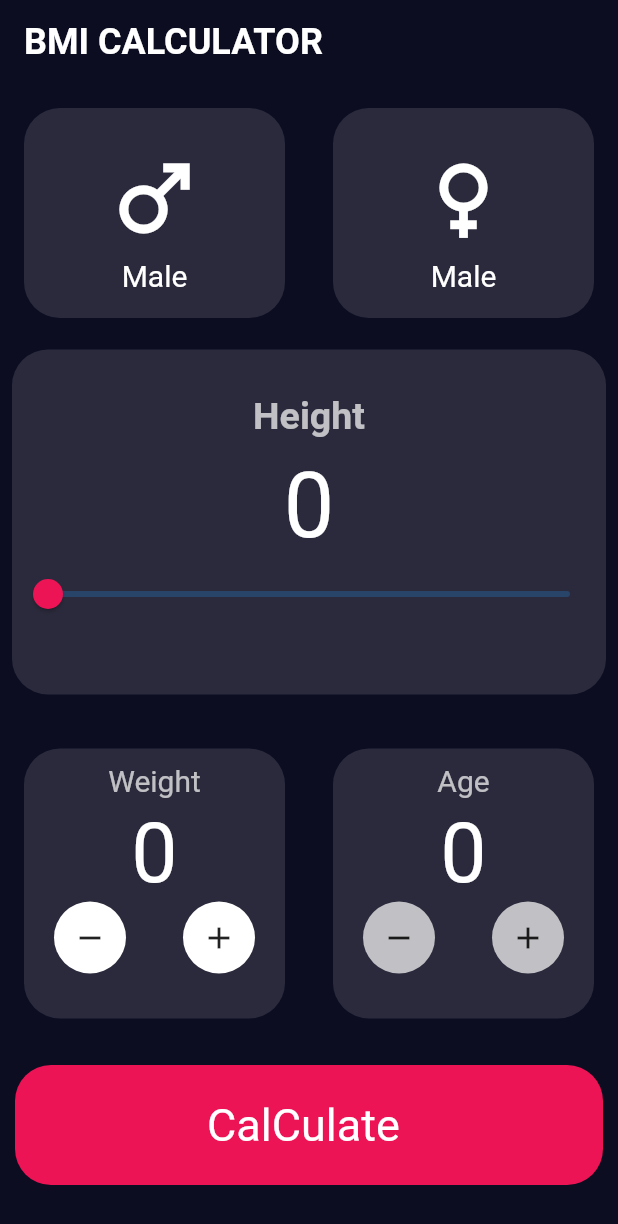
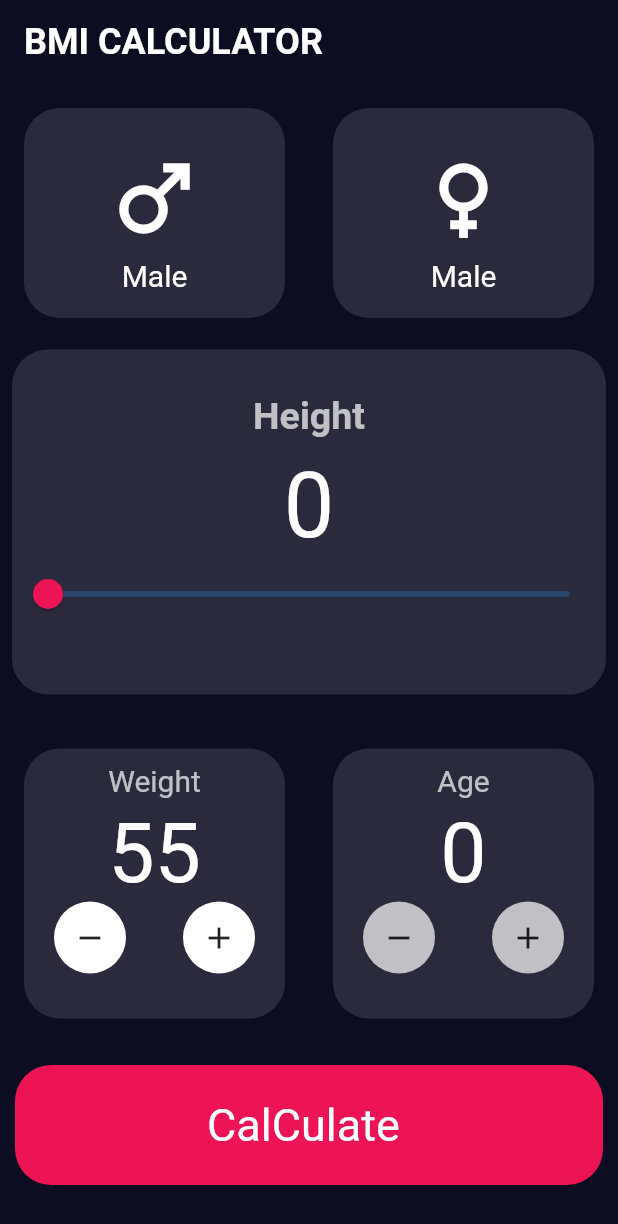
Before and after one commit to shadymohamed532001/Bmi-CalCultor, a Flutter app: the screen it shows after launch, on a phone screen of 412 x 824 dp. Shown: the top 1224 px of the screen. Run offline on Flutter 3.47's test engine with Material 2 defaults, Android fonts, the light colour scheme and no system bars.

Commit message:
Bmi CalCultoerrr

```diff
--- a/lib/Views/Bmi_Screan.dart
+++ b/lib/Views/Bmi_Screan.dart
@@ -1,3 +1,4 @@
+
 import 'package:flutter/material.dart';
 
 class Bmi_Screan extends StatefulWidget {
@@ -9,8 +10,9 @@ class Bmi_Screan extends StatefulWidget {
 
 class _Bmi_ScreanState extends State<Bmi_Screan> {
   double Hight = 0;
-  int Wight  = 0;
+  int Wight = 55;
   int Age = 0;
+  double ? Result ;
   @override
   Widget build(BuildContext context) {
     return Scaffold(
@@ -160,8 +162,9 @@ class _Bmi_ScreanState extends State<Bmi_Screan> {
                           height: 5,
                         ),
                         Text(
-                          '${Wight}',
-                          style: TextStyle(color: Colors.white, fontSize: 55),
+                          '$Wight',
+                          style: const TextStyle(
+                              color: Colors.white, fontSize: 55),
                         ),
                         Padding(
                           padding: const EdgeInsets.symmetric(horizontal: 20)
@@ -176,7 +179,7 @@ class _Bmi_ScreanState extends State<Bmi_Screan> {
                                 child: IconButton(
                                     onPressed: () {
                                       setState(() {
-                                        Wight-- ;
+                                        Wight--;
                                       });
                                     },
                                     icon: const Icon(Icons.remove)),
@@ -188,7 +191,7 @@ class _Bmi_ScreanState extends State<Bmi_Screan> {
                                 child: IconButton(
                                     onPressed: () {
                                       setState(() {
-                                        Wight++ ;
+                                        Wight++;
                                       });
                                     },
                                     icon: const Icon(Icons.add)),
@@ -223,8 +226,9 @@ class _Bmi_ScreanState extends State<Bmi_Screan> {
                           height: 5,
                         ),
                         Text(
-                         '${Age}' ,
-                          style: TextStyle(color: Colors.white, fontSize: 55),
+                          '$Age',
+                          style: const TextStyle(
+                              color: Colors.white, fontSize: 55),
                         ),
                         Padding(
                           padding: const EdgeInsets.symmetric(horizontal: 20)
@@ -239,7 +243,7 @@ class _Bmi_ScreanState extends State<Bmi_Screan> {
                                 child: IconButton(
                                     onPressed: () {
                                       setState(() {
-                                        Wight-- ;
+                                        Age--;
                                       });
                                     },
                                     icon: const Icon(Icons.remove)),
@@ -251,7 +255,7 @@ class _Bmi_ScreanState extends State<Bmi_Screan> {
                                 child: IconButton(
                                     onPressed: () {
                                       setState(() {
-                                        Wight++ ;
+                                        Age++;
                                       });
                                     },
                                     icon: const Icon(Icons.add)),
@@ -269,25 +273,57 @@ class _Bmi_ScreanState extends State<Bmi_Screan> {
           const SizedBox(
             height: 5,
           ),
-          Container(
-            margin: EdgeInsets.all(10),
+          GestureDetector(
+            onTap: () {
+              Result = (Hight / Age *2 );
+              ScaffoldMessenger.of(context).showSnackBar(SnackBar(
+                content: Container(
+                  margin: const EdgeInsets.only(
+                    bottom: 400
+                  ),
+                  padding: const EdgeInsets.all(16),
+                  height: 150,
+                  decoration: BoxDecoration(
+                      color: const Color(0xffec1455),
+                      borderRadius: BorderRadius.circular(20)),
+                  child: Column(
+                    crossAxisAlignment: CrossAxisAlignment.start,
+                    children:  [
+                      const Text('The Result ',style: TextStyle(
+                        color: Colors.white,
+                        fontSize: 20
+                      ),),
+                      const SizedBox(
+                        height: 10,
+                      ),
+                      Text('The Result of Bmi = ${Result!} ',style: const TextStyle(
+                          color: Colors.white,
+                        fontSize: 20
+                      ),),
+
+                    ],
+                  ),
+                ),
+                behavior: SnackBarBehavior.floating,
+                backgroundColor: Colors.transparent,
+                elevation: 0,
+              ));
+            },
+            child: Container(
+              margin: const EdgeInsets.all(10),
               width: double.infinity,
               height: 80,
               decoration: BoxDecoration(
-                color: Color(0xffec1455),
-              borderRadius: BorderRadius.circular(24)
-            ),
-            child: Center(
+                  color: const Color(0xffec1455),
+                  borderRadius: BorderRadius.circular(24)),
+              child: const Center(
                 child: Text(
                   'CalCulate ',
-                style: TextStyle(
-                  color: Colors.white,
-                  fontSize: 30
+                  style: TextStyle(color: Colors.white, fontSize: 30),
                 ),
               ),
             ),
           )
-
         ],
       ),
     );
```
Lines whose indentation alone changed are shown as unchanged.
